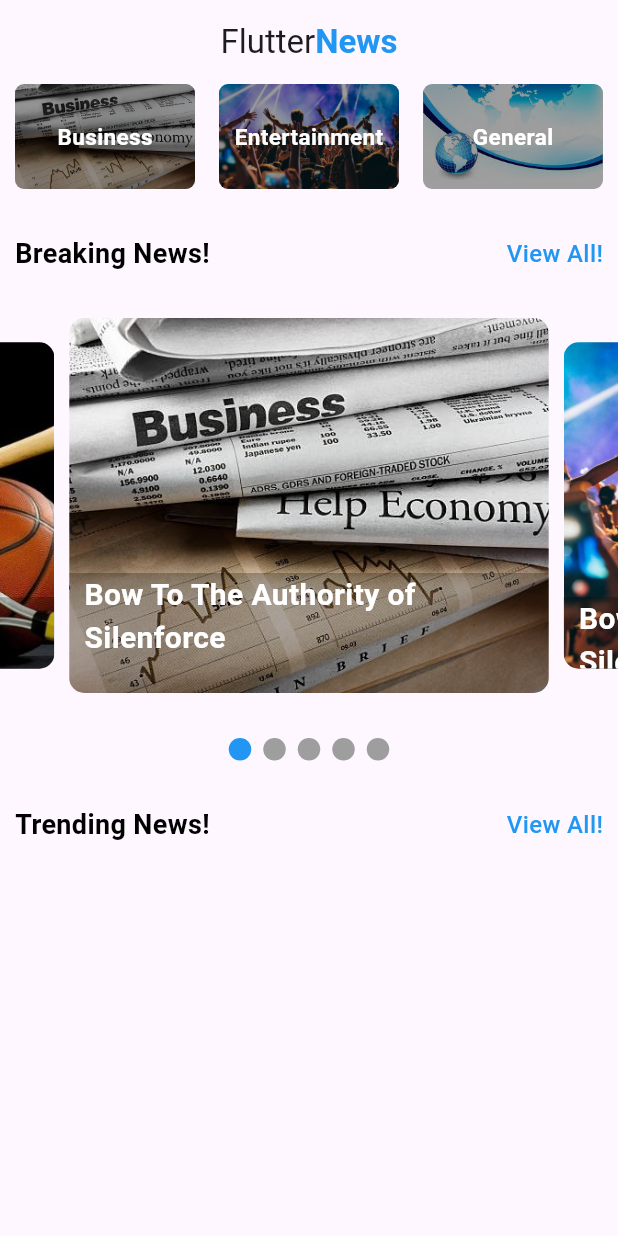
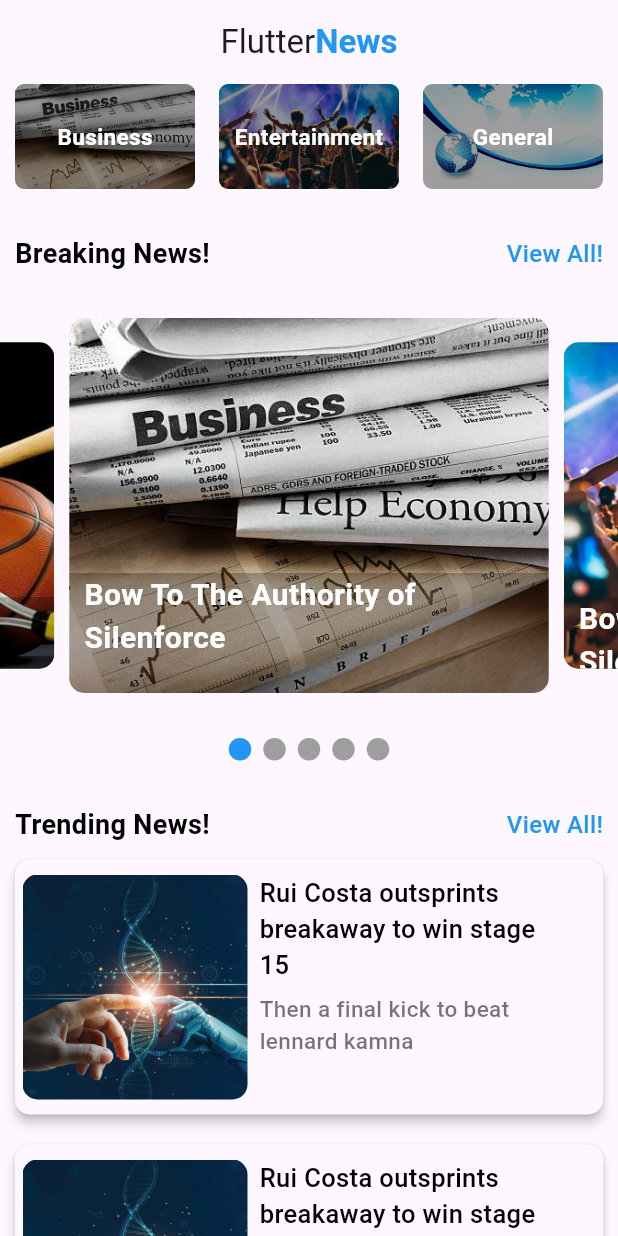
Before and after one commit to wiktoria7001/newsly, a Flutter app: the screen it shows after launch, on a phone screen of 412 x 824 dp. Run offline on Flutter 3.47's test engine with Material 3 defaults, Android fonts, the light colour scheme and no system bars; drawn by our look-alikes of carousel_slider, smooth_page_indicator.

Commit message:
trending news section

```diff
--- a/lib/pages/home.dart
+++ b/lib/pages/home.dart
@@ -43,7 +43,8 @@
         centerTitle: true,
         elevation: 0.0,
       ),
-      body: Container(
+      body: SingleChildScrollView(
+        child: Container(
           child: Column(
             crossAxisAlignment: CrossAxisAlignment.start,
             children: [
@@ -129,7 +130,120 @@
                   ],
                 ),
               ),
+              SizedBox(height: 10.0,),
+              Padding(
+                padding: const EdgeInsets.symmetric(horizontal: 10.0),
+                child: Material(
+                  elevation: 3.0,
+                  borderRadius: BorderRadius.circular(10),
+                  child: Padding(
+                    padding: const EdgeInsets.symmetric(vertical: 10.0, horizontal: 5.0),
+                    child: Row(
+                      crossAxisAlignment: CrossAxisAlignment.start,
+                      children: [
+                      Container(
+                        child: ClipRRect(
+                          borderRadius: BorderRadius.circular(10),
+                          child: Image.asset(
+                            "images/science.jpg",
+                            height: 150,
+                            width: 150,
+                            fit: BoxFit.cover,),
+                        )
+                      ),
+                      SizedBox(width: 8.0,),
+                      Column(
+                        children: [
+                          Container(
+                            width: MediaQuery.of(context).size.width/2,
+                            child: Text(
+                                "Rui Costa outsprints breakaway to win stage 15",
+                                style: TextStyle(
+                                  color: Colors.black,
+                                  fontWeight: FontWeight.w500,
+                                  fontSize: 17.0,
+                                  ),
+                                ),
+                          ),
+                          SizedBox(
+                            height: 7.0,
+                          ),
+                          Container(
+                            width: MediaQuery.of(context).size.width/2,
+                            child: Text(
+                                "Then a final kick to beat lennard kamna",
+                                style: TextStyle(
+                                  color: Colors.black54,
+                                  fontWeight: FontWeight.w500,
+                                  fontSize: 15.0,
+                                  ),
+                                ),
+                          ),
+
                         ],
+                      ),
+                    ],),
+                  ),
+                ),
+              ),
+              SizedBox(height: 20.0,),
+              Padding(
+                padding: const EdgeInsets.symmetric(horizontal: 10.0),
+                child: Material(
+                  elevation: 3.0,
+                  borderRadius: BorderRadius.circular(10),
+                  child: Padding(
+                    padding: const EdgeInsets.symmetric(vertical: 10.0, horizontal: 5.0),
+                    child: Row(
+                      crossAxisAlignment: CrossAxisAlignment.start,
+                      children: [
+                      Container(
+                        child: ClipRRect(
+                          borderRadius: BorderRadius.circular(10),
+                          child: Image.asset(
+                            "images/science.jpg",
+                            height: 150,
+                            width: 150,
+                            fit: BoxFit.cover,),
+                        )
+                      ),
+                      SizedBox(width: 8.0,),
+                      Column(
+                        children: [
+                          Container(
+                            width: MediaQuery.of(context).size.width/2,
+                            child: Text(
+                                "Rui Costa outsprints breakaway to win stage 15",
+                                style: TextStyle(
+                                  color: Colors.black,
+                                  fontWeight: FontWeight.w500,
+                                  fontSize: 17.0,
+                                  ),
+                                ),
+                          ),
+                          SizedBox(
+                            height: 7.0,
+                          ),
+                          Container(
+                            width: MediaQuery.of(context).size.width/2,
+                            child: Text(
+                                "Then a final kick to beat lennard kamna",
+                                style: TextStyle(
+                                  color: Colors.black54,
+                                  fontWeight: FontWeight.w500,
+                                  fontSize: 15.0,
+                                  ),
+                                ),
+                          ),
+
+                        ],
+                      ),
+                    ],),
+                  ),
+                ),
+              )
+            ],
+          ),
         ),
       ),
     );
```
Also changed, not shown: images/science.jpg (added). Lines whose indentation alone changed are shown as unchanged.
